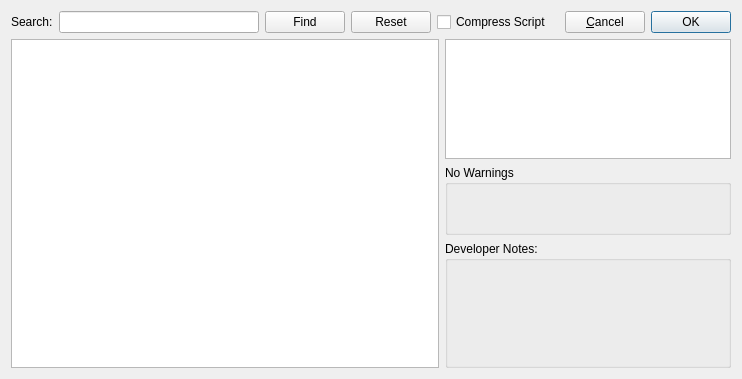
Ui-shigure-z/contraZH, file GeneralsMD/Code/Tools/WorldBuilder/qt/panels/WBQtCondActDialog.ui: the form before one commit.
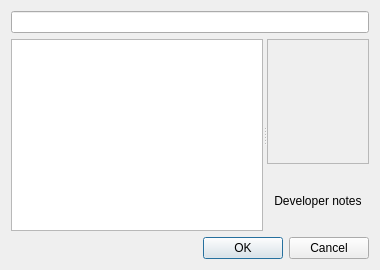
The form after the commit.

Commit message: feat(worldbuilder): restyle the script editor, edit sheet and picker

What changed in the file:
```diff
--- a/GeneralsMD/Code/Tools/WorldBuilder/qt/panels/WBQtCondActDialog.ui
+++ b/GeneralsMD/Code/Tools/WorldBuilder/qt/panels/WBQtCondActDialog.ui
@@ -2,137 +2,84 @@
 <ui version="4.0">
  <class>WBQtCondActDialog</class>
  <widget class="QDialog" name="WBQtCondActDialog">
-  <layout class="QVBoxLayout" name="rootLayout" stretch="0,1">
-   <item>
-    <layout class="QHBoxLayout" name="topRow">
-     <item>
-      <widget class="QLabel" name="searchLabel">
-       <property name="text">
-        <string>Search:</string>
-       </property>
-      </widget>
-     </item>
+  <layout class="QVBoxLayout" name="rootLayout" stretch="0,1,0">
      <item>
       <widget class="QLineEdit" name="searchEdit">
-       <property name="minimumSize">
-        <size>
-         <width>200</width>
-         <height>0</height>
-        </size>
+     <property name="clearButtonEnabled">
+      <bool>true</bool>
        </property>
       </widget>
      </item>
      <item>
-      <widget class="QPushButton" name="findBtn">
-       <property name="text">
-        <string>Find</string>
-       </property>
-       <property name="autoDefault">
-        <bool>false</bool>
-       </property>
-      </widget>
-     </item>
-     <item>
-      <widget class="QPushButton" name="resetBtn">
-       <property name="text">
-        <string>Reset</string>
-       </property>
-       <property name="autoDefault">
-        <bool>false</bool>
-       </property>
-      </widget>
-     </item>
-     <item>
-      <widget class="QCheckBox" name="compressCheck">
-       <property name="text">
-        <string>Compress Script</string>
-       </property>
-      </widget>
-     </item>
-     <item>
-      <spacer name="topSpacer">
+    <widget class="QSplitter" name="split">
        <property name="orientation">
         <enum>Qt::Horizontal</enum>
        </property>
-      </spacer>
-     </item>
-     <item>
-      <widget class="QPushButton" name="cancelBtn">
-       <property name="text">
-        <string>&amp;Cancel</string>
-       </property>
-       <property name="autoDefault">
+     <property name="childrenCollapsible">
         <bool>false</bool>
        </property>
-      </widget>
-     </item>
-     <item>
-      <widget class="QPushButton" name="okBtn">
-       <property name="text">
-        <string>OK</string>
-       </property>
-       <property name="default">
-        <bool>true</bool>
-       </property>
-      </widget>
-     </item>
-    </layout>
-   </item>
-   <item>
-    <layout class="QHBoxLayout" name="contentLay" stretch="3,2">
-     <item>
       <widget class="QTreeWidget" name="tree">
        <property name="headerHidden">
         <bool>true</bool>
        </property>
-      </widget>
-     </item>
+      <property name="contextMenuPolicy">
+       <enum>Qt::CustomContextMenu</enum>
+      </property>
+     </widget>
+     <widget class="QWidget" name="rightPane">
+      <layout class="QVBoxLayout" name="rightLay" stretch="1,0,0,0">
+       <property name="leftMargin">
+        <number>0</number>
+       </property>
+       <property name="topMargin">
+        <number>0</number>
+       </property>
+       <property name="rightMargin">
+        <number>0</number>
+       </property>
+       <property name="bottomMargin">
+        <number>0</number>
+       </property>
      <item>
-      <layout class="QVBoxLayout" name="rightLay" stretch="1,0,2">
-       <item>
-        <widget class="QTextBrowser" name="sentence">
+        <widget class="QScrollArea" name="sentenceScroll">
+         <property name="widgetResizable">
+          <bool>true</bool>
+         </property>
          <property name="minimumSize">
           <size>
            <width>0</width>
            <height>120</height>
           </size>
          </property>
-         <property name="openLinks">
-          <bool>false</bool>
-         </property>
+         <widget class="QWidget" name="sentenceHost"/>
         </widget>
        </item>
-       <item>
-        <widget class="QGroupBox" name="warningsBox">
-         <property name="title">
-          <string>No Warnings</string>
-         </property>
-         <property name="minimumSize">
-          <size>
-           <width>0</width>
-           <height>70</height>
-          </size>
-         </property>
-         <layout class="QVBoxLayout" name="warnLay">
           <item>
            <widget class="QLabel" name="warningsLabel">
             <property name="wordWrap">
              <bool>true</bool>
             </property>
-            <property name="alignment">
-             <set>Qt::AlignLeft|Qt::AlignTop</set>
-            </property>
-           </widget>
-          </item>
-         </layout>
+         <property name="textInteractionFlags">
+          <set>Qt::TextSelectableByMouse</set>
+         </property>
         </widget>
        </item>
        <item>
-        <widget class="QGroupBox" name="helpBox">
-         <property name="title">
-          <string>Developer Notes:</string>
+        <widget class="QToolButton" name="notesToggle">
+         <property name="text">
+          <string>Developer notes</string>
          </property>
-         <layout class="QVBoxLayout" name="helpLay" stretch="1">
+         <property name="checkable">
+          <bool>true</bool>
+         </property>
+         <property name="autoRaise">
+          <bool>true</bool>
+         </property>
+         <property name="toolButtonStyle">
+          <enum>Qt::ToolButtonTextBesideIcon</enum>
+         </property>
+        </widget>
+       </item>
           <item>
            <widget class="QLabel" name="helpLabel">
             <property name="wordWrap">
@@ -141,14 +88,21 @@
             <property name="alignment">
              <set>Qt::AlignLeft|Qt::AlignTop</set>
             </property>
+         <property name="textInteractionFlags">
+          <set>Qt::TextSelectableByMouse</set>
+         </property>
            </widget>
           </item>
          </layout>
         </widget>
-       </item>
-      </layout>
-     </item>
-    </layout>
+    </widget>
+   </item>
+   <item>
+    <widget class="QDialogButtonBox" name="buttonBox">
+     <property name="standardButtons">
+      <set>QDialogButtonBox::Cancel|QDialogButtonBox::Ok</set>
+     </property>
+    </widget>
    </item>
   </layout>
  </widget>
```
Lines whose indentation alone changed are shown as unchanged. The commit also changes 14 other files.
